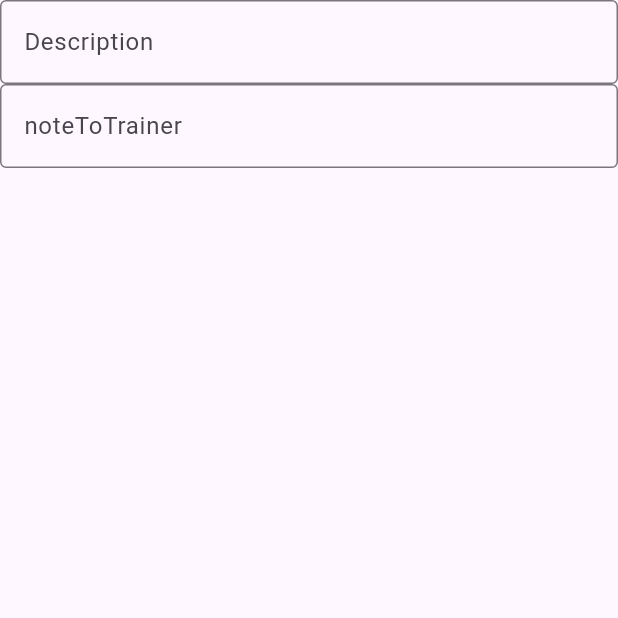
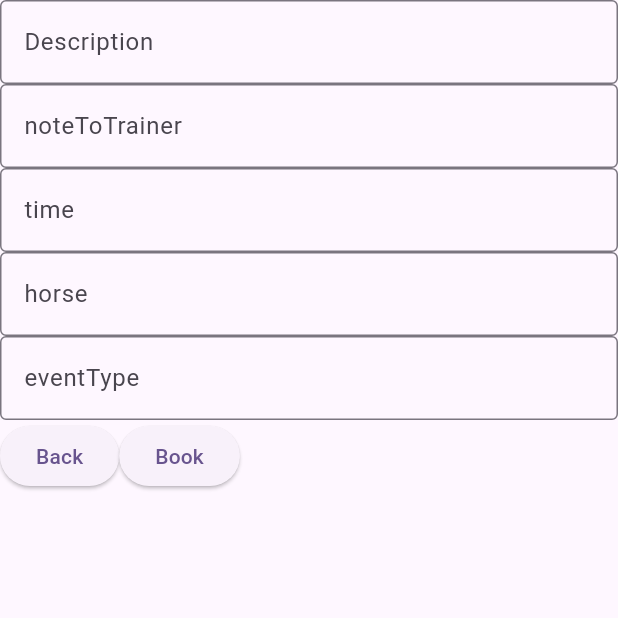
Before and after one commit to Crystalli818/Equitask, a Flutter app: the HorseBookingPage screen opened directly, on a phone screen of 412 x 824 dp, the top half of it. Run offline on Flutter 3.47's test engine with Material 3 defaults, Android fonts, the phone set to English and light mode, and no system bars; missing offline and left inert: flutter_neat_and_clean_calendar; network calls fail.

Commit message:
updated booking

```diff
--- a/lib/horse_add_page.dart
+++ b/lib/horse_add_page.dart
@@ -55,7 +55,7 @@ String specialCare = "";
       body:Column(children:[
         Row(children: [
           Image.network(width:200,
-              "https://www.theinsuranceemporium.co.uk/blog/wp-content/uploads/2023/09/image-10.png"),
+              "https://horsej.b-cdn.net/files/styles/article_large/public/pictures-videos/articles/shutterstock_733256173_-_rita_kochmarjova-mainweb.jpg?itok=wdbU0yW-"),
           Flexible(child:Column(children:[
             TextField(onChanged:(newText){name = newText;},decoration:InputDecoration(border: OutlineInputBorder(),hintText:"Name")),
             TextField(onChanged:(newText){age = int.parse(newText);},decoration:InputDecoration(border: OutlineInputBorder(),hintText:"Age")),
--- a/lib/horse_booking_page.dart
+++ b/lib/horse_booking_page.dart
@@ -12,12 +12,27 @@ class HorseBookingPage extends StatefulWidget {
 class _HorseBookingPageState extends State<HorseBookingPage> {
 String description = "";
 String noteToTrainer = "";
+String time = "";
+String horse = "";
+String eventType = "";
+
   @override
   Widget build(BuildContext context) {
     return Scaffold(
       body:Column(children:[
         TextField(onChanged:(newText){description = newText;},decoration:InputDecoration(border: OutlineInputBorder(),hintText:"Description")),
         TextField(onChanged:(newText){noteToTrainer = newText;},decoration:InputDecoration(border: OutlineInputBorder(),hintText:"noteToTrainer")),
+        TextField(onChanged:(newText){time = newText;},decoration:InputDecoration(border: OutlineInputBorder(),hintText:"time")),
+        TextField(onChanged:(newText){horse = newText;},decoration:InputDecoration(border: OutlineInputBorder(),hintText:"horse")),
+        TextField(onChanged:(newText){eventType = newText;},decoration:InputDecoration(border: OutlineInputBorder(),hintText:"eventType")),
+        Row(children: [
+        ElevatedButton(
+          child:Text("Back"),
+          onPressed: () {  },),
+        ElevatedButton(
+          child:Text("Book"),
+          onPressed: () {  },),
+          ])
       ])
     );
   }
```
Also changed, not shown: lib/horse_menu_page.dart (+6 -1 lines).
